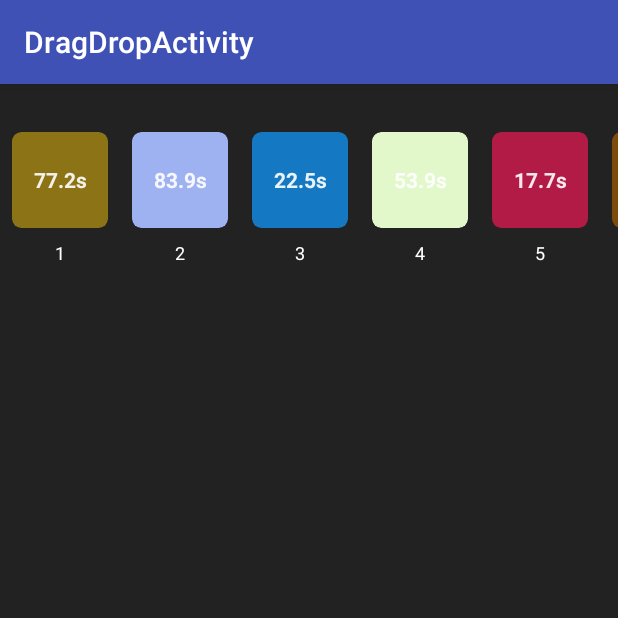
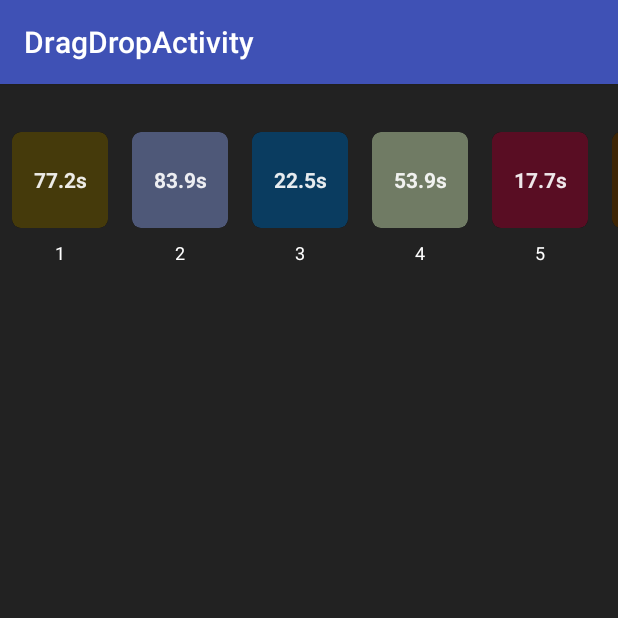
Before and after one commit to phantomVK/DemoCenter, an Android app: the DragDropActivity screen opened directly, with no data from a screen before it, on a phone screen of 412 x 824 dp, the top half of it. Run offline under Robolectric (Android 15) with nearby library versions, the phone set to English and light mode, and no system bars.

Commit message:
DragAndDrop RecyclerView.ItemView mask.

```diff
--- a/app/src/main/java/com/phantomvk/democenter/dragDrop/DragDropAdapter.kt
+++ b/app/src/main/java/com/phantomvk/democenter/dragDrop/DragDropAdapter.kt
@@ -6,6 +6,7 @@ import android.view.View
 import android.view.ViewGroup
 import android.widget.TextView
 import androidx.cardview.widget.CardView
+import androidx.core.content.ContextCompat
 import androidx.recyclerview.widget.RecyclerView
 import com.phantomvk.democenter.R
 import java.util.*
@@ -16,6 +17,8 @@ class DragDropAdapter(
   private val originList: List<DragDropModel>,
   private val sortedList: MutableList<DragDropModel>,
 ) : RecyclerView.Adapter<DragDropAdapter.ViewHolder>() {
+
+  private val textBackgroundColor = ContextCompat.getColor(inflater.context, R.color.black50)
 
   fun onMove(
     viewHolder: RecyclerView.ViewHolder,
@@ -34,10 +37,10 @@ class DragDropAdapter(
   override fun onCreateViewHolder(parent: ViewGroup, viewType: Int): ViewHolder {
     return if (isForeground) {
       val v = inflater.inflate(R.layout.item_view_drag_drop_minor, parent, false)
-      MainViewHolder(v)
+      MainViewHolder(v, textBackgroundColor)
     } else {
       val v = inflater.inflate(R.layout.item_view_drag_drop_main, parent, false)
-      MinorViewHolder(v)
+      MinorViewHolder(v, textBackgroundColor)
     }
   }
 
@@ -49,53 +52,53 @@ class DragDropAdapter(
     return originList.size
   }
 
-  abstract class ViewHolder(itemView: View) : RecyclerView.ViewHolder(itemView) {
+  abstract inner class ViewHolder(
+    itemView: View,
+    private val textBackgroundColor: Int
+  ) : RecyclerView.ViewHolder(itemView) {
+
     protected val durationTextView: TextView = itemView.findViewById(R.id.textview_duration)
 
     open fun onBind(originModel: DragDropModel, targetModel: DragDropModel) {
-      durationTextView.text = String.format("%.1fs", originModel.duration)
+      setDurationText()
+    }
+
+    fun setDurationText() {
+      val durationStr = originList[bindingAdapterPosition].duration
+      durationTextView.text = String.format("%.1fs", durationStr)
+      durationTextView.setBackgroundColor(textBackgroundColor)
     }
   }
 
-  inner class MainViewHolder(itemView: View) : ViewHolder(itemView) {
+  inner class MainViewHolder(
+    itemView: View,
+    textBackgroundColor: Int
+  ) : ViewHolder(itemView, textBackgroundColor) {
     private val coverView: CardView = itemView.findViewById(R.id.cover_view)
 
     fun isDurationTextVisible(visible: Boolean) {
       durationTextView.visibility = if (visible) View.VISIBLE else View.GONE
     }
 
-    fun setDurationText() {
-      val durationStr = originList[bindingAdapterPosition].duration
-      durationTextView.text = String.format("%.1fs", durationStr)
-    }
+    fun updateAnimation(isNotIdle: Boolean) {
+      val preValue = if (isNotIdle) 1.0F else 0.0F
+      val endValue = if (isNotIdle) 0.0F else 1.0F
 
-    fun setDurationTextViewAlpha(isNotIdle: Boolean) {
-      val preScale = if (isNotIdle) 1.0F else 0.0F
-      val endScale = if (isNotIdle) 0.0F else 1.0F
-
-      ValueAnimator.ofFloat(preScale, endScale)
+      ValueAnimator.ofFloat(preValue, endValue)
         .setDuration(200L)
         .apply {
           addUpdateListener {
-            durationTextView.alpha = (it.animatedValue as Float)
+            val floatValue = (it.animatedValue as Float)
+
+            durationTextView.alpha = floatValue
+            durationTextView.background?.alpha = (floatValue * 255).toInt()
+
+            val value = (1.0F - floatValue) * 0.14F + 1.0F
+            coverView.scaleX = value
+            coverView.scaleY = value
           }
         }
         .start()
-    }
-
-    fun scaleCoverView(isUpScale: Boolean) {
-      val preScale = if (isUpScale) 1.0F else 1.14F
-      val endScale = if (isUpScale) 1.14F else 1.0F
-
-      ValueAnimator.ofFloat(preScale, endScale)
-        .setDuration(200L)
-        .apply {
-          addUpdateListener {
-            val value = it.animatedValue as Float
-            coverView.scaleX = value
-            coverView.scaleY = value
-          }
-        }.start()
     }
 
     override fun onBind(originModel: DragDropModel, targetModel: DragDropModel) {
@@ -104,7 +107,10 @@ class DragDropAdapter(
     }
   }
 
-  class MinorViewHolder(itemView: View) : ViewHolder(itemView) {
+  inner class MinorViewHolder(
+    itemView: View,
+    backgroundColor: Int
+  ) : ViewHolder(itemView, backgroundColor) {
     private val indexTextView: TextView = itemView.findViewById(R.id.textview_index)
 
     override fun onBind(originModel: DragDropModel, targetModel: DragDropModel) {
--- a/app/src/main/java/com/phantomvk/democenter/dragDrop/ItemTouchHelperCallback.kt
+++ b/app/src/main/java/com/phantomvk/democenter/dragDrop/ItemTouchHelperCallback.kt
@@ -42,8 +42,7 @@ class ItemTouchHelperCallback(
     super.onSelectedChanged(viewHolder, actionState)
     if (viewHolder is DragDropAdapter.MainViewHolder) {
       Hardware.vibrate(viewHolder.itemView.context, 20)
-      viewHolder.setDurationTextViewAlpha(actionState != ItemTouchHelper.ACTION_STATE_IDLE)
-      viewHolder.scaleCoverView(true)
+      viewHolder.updateAnimation(actionState != ItemTouchHelper.ACTION_STATE_IDLE)
     }
   }
 
@@ -51,8 +50,7 @@ class ItemTouchHelperCallback(
     super.clearView(recyclerView, viewHolder)
     if (viewHolder is DragDropAdapter.MainViewHolder) {
       viewHolder.setDurationText()
-      viewHolder.setDurationTextViewAlpha(recyclerView.isComputingLayout)
-      viewHolder.scaleCoverView(false)
+      viewHolder.updateAnimation(recyclerView.isComputingLayout)
     }
   }
 }
--- a/app/src/main/res/layout/item_view_drag_drop_minor.xml
+++ b/app/src/main/res/layout/item_view_drag_drop_minor.xml
@@ -14,6 +14,7 @@
         android:id="@+id/textview_duration"
         android:layout_width="match_parent"
         android:layout_height="match_parent"
+        android:background="@color/black50"
         android:gravity="center"
         android:lines="1"
         android:textColor="@color/white90"
--- a/app/src/main/res/values/colors.xml
+++ b/app/src/main/res/values/colors.xml
@@ -6,4 +6,6 @@
 
     <color name="white08">#14FFFFFF</color>
     <color name="white90">#E6FFFFFF</color>
+
+    <color name="black50">#80000000</color>
 </resources>
```
